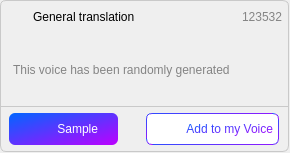
This is widget/Setting/SoundBot/WMyVoiceModel.ui in yechaoGitHub/AI as Qt 5 draws it before an edit. The edited form follows.
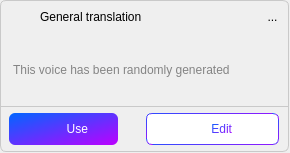
This is the edited form. Icons and pictures are not drawn.

Patch:
```diff
--- a/widget/Setting/SoundBot/WMyVoiceModel.ui
+++ b/widget/Setting/SoundBot/WMyVoiceModel.ui
@@ -70,23 +70,22 @@
 QPushButton#pb_sample{
 	border:none;
 	border-radius:6px;
-	padding-right:20px;
+	padding-right:30px;
 	background-origin: content;
     background-position: left;
     background-repeat: no-repeat;
 	background-image: url(:/QtTest/icon/Setting/soundbot/btn_1.png);
-	background-color: ;
 	background-color: qlineargradient(spread:pad, x1:0, y1:0, x2:1, y2:1, stop:0 #0066FF, stop:1 #BD00FF);
 
 	text-align:right;
-	padding-left:30px;
+	padding-left:40px;
 	color:#ffffff;
 }
 
 QPushButton#pb_add{
 	border:1px solid qlineargradient(spread:pad, x1:0, y1:0, x2:1, y2:1, stop:0 #0066FF, stop:1 #BD00FF);
 	border-radius:6px;
-	padding-right:5px;
+	padding-right:46px;
 	background-origin: content;
     background-position: left;
     background-repeat: no-repeat;
@@ -94,7 +93,7 @@
 	background-image: url(:/QtTest/icon/Setting/soundbot/btn_2.png);
 
 	text-align:right;
-	padding-left:10px;
+	padding-left:45px;
 	color:qlineargradient(spread:pad, x1:0, y1:0, x2:1, y2:1, stop:0 #0066FF, stop:1 #BD00FF);;
 }
 
@@ -208,6 +207,12 @@
              </property>
              <item>
               <widget class="QLabel" name="lb_1">
+               <property name="minimumSize">
+                <size>
+                 <width>14</width>
+                 <height>14</height>
+                </size>
+               </property>
                <property name="maximumSize">
                 <size>
                  <width>15</width>
@@ -273,49 +278,17 @@
             </spacer>
            </item>
            <item>
-            <layout class="QHBoxLayout" name="horizontalLayout_2">
-             <property name="spacing">
-              <number>2</number>
+            <widget class="QToolButton" name="toolButton">
+             <property name="styleSheet">
+              <string notr="true">background-image: url(:/QtTest/icon/Setting/soundbot/del.png);
+background-origin: content;
+    background-repeat: no-repeat;
+border:none;</string>
              </property>
-             <item>
-              <widget class="QLabel" name="lb_4">
-               <property name="minimumSize">
-                <size>
-                 <width>11</width>
-                 <height>11</height>
-                </size>
-               </property>
-               <property name="maximumSize">
-                <size>
-                 <width>11</width>
-                 <height>11</height>
-                </size>
-               </property>
-               <property name="text">
-                <string/>
-               </property>
-              </widget>
-             </item>
-             <item>
-              <widget class="QLabel" name="lb_num">
-               <property name="minimumSize">
-                <size>
-                 <width>40</width>
-                 <height>0</height>
-                </size>
-               </property>
-               <property name="maximumSize">
-                <size>
-                 <width>18</width>
-                 <height>18</height>
-                </size>
-               </property>
-               <property name="text">
-                <string>123532</string>
-               </property>
-              </widget>
-             </item>
-            </layout>
+             <property name="text">
+              <string>...</string>
+             </property>
+            </widget>
            </item>
           </layout>
          </item>
@@ -349,7 +322,7 @@
            </size>
           </property>
           <property name="text">
-           <string>Sample</string>
+           <string>Use</string>
           </property>
          </widget>
         </item>
@@ -368,7 +341,7 @@
            </size>
           </property>
           <property name="text">
-           <string>Add to my Voice</string>
+           <string>Edit</string>
           </property>
          </widget>
         </item>
```
Left out of the diff: 2 changed lines with no effect on the pictures.
